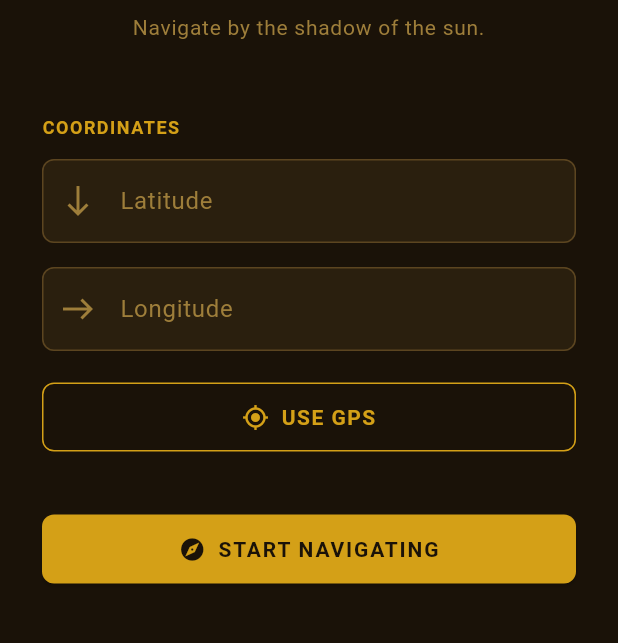
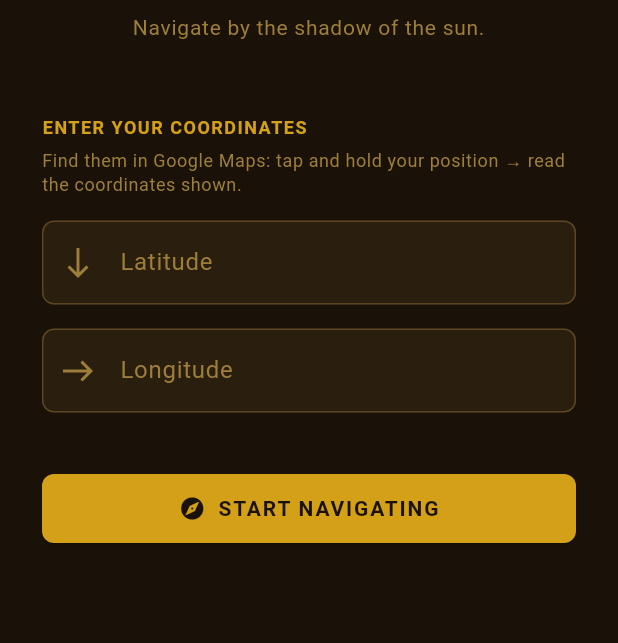
Before and after one commit to symonyshen/bagnold-sun-compass, a Flutter app: the screen it shows after launch, on a phone screen of 412 x 824 dp, the part 291-934 px from its top. Run offline on Flutter 3.47's test engine with Material 3 defaults, Android fonts, the phone set to English and light mode, and no system bars.

Commit message:
Remove GPS — manual coords only
GPS is counter to the Bagnold compass concept: if your phone works well
enough for GPS, you would use Google Maps instead. Removed geolocator and
permission_handler packages, deleted location_service.dart, stripped the
GPS button from LocationScreen, and removed location permissions from iOS
and Android manifests. No CocoaPods dependency needed anymore.

Co-Authored-By: Claude Sonnet 4.6 <noreply@anthropic.com>

```diff
--- a/lib/screens/location_screen.dart
+++ b/lib/screens/location_screen.dart
@@ -2,7 +2,6 @@ import 'package:flutter/material.dart';
 import 'package:flutter/services.dart';
 
 import '../models/app_state.dart';
-import '../services/location_service.dart';
 import 'compass_screen.dart';
 
 class LocationScreen extends StatefulWidget {
@@ -16,59 +15,12 @@ class _LocationScreenState extends State<LocationScreen> {
   final _formKey = GlobalKey<FormState>();
   final _latController = TextEditingController();
   final _lngController = TextEditingController();
-  final _locationService = const LocationService();
-
-  bool _isFetchingGps = false;
-  String? _gpsError;
-
-  // -------------------------------------------------------------------------
-  // Lifecycle
-  // -------------------------------------------------------------------------
 
   @override
   void dispose() {
     _latController.dispose();
     _lngController.dispose();
     super.dispose();
-  }
-
-  // -------------------------------------------------------------------------
-  // Actions
-  // -------------------------------------------------------------------------
-
-  Future<void> _fetchGpsLocation() async {
-    setState(() {
-      _isFetchingGps = true;
-      _gpsError = null;
-    });
-
-    try {
-      final result = await _locationService.getCurrentLocation();
-      if (result == null) {
-        setState(() {
-          _gpsError = 'Location permission denied. Enter coordinates manually.';
-        });
-        return;
-      }
-      final (lat, lng) = result;
-      setState(() {
-        _latController.text = lat.toStringAsFixed(6);
-        _lngController.text = lng.toStringAsFixed(6);
-        _gpsError = null;
-      });
-    } on LocationServiceException catch (e) {
-      setState(() {
-        _gpsError = e.message;
-      });
-    } catch (e) {
-      setState(() {
-        _gpsError = 'Unexpected error: $e';
-      });
-    } finally {
-      setState(() {
-        _isFetchingGps = false;
-      });
-    }
   }
 
   void _startNavigating() {
@@ -86,10 +38,6 @@ class _LocationScreenState extends State<LocationScreen> {
     );
   }
 
-  // -------------------------------------------------------------------------
-  // Validators
-  // -------------------------------------------------------------------------
-
   String? _validateLatitude(String? value) {
     if (value == null || value.trim().isEmpty) return 'Latitude is required.';
     final v = double.tryParse(value.trim());
@@ -106,10 +54,6 @@ class _LocationScreenState extends State<LocationScreen> {
     return null;
   }
 
-  // -------------------------------------------------------------------------
-  // Build
-  // -------------------------------------------------------------------------
-
   @override
   Widget build(BuildContext context) {
     final theme = Theme.of(context);
@@ -123,7 +67,6 @@ class _LocationScreenState extends State<LocationScreen> {
             child: Column(
               crossAxisAlignment: CrossAxisAlignment.stretch,
               children: [
-                // ── Header ──────────────────────────────────────────────────
                 const SizedBox(height: 16),
                 Icon(
                   Icons.wb_sunny_outlined,
@@ -148,12 +91,18 @@ class _LocationScreenState extends State<LocationScreen> {
 
                 const SizedBox(height: 48),
 
-                // ── Coordinate fields ────────────────────────────────────────
                 Text(
-                  'COORDINATES',
+                  'ENTER YOUR COORDINATES',
                   style: theme.textTheme.titleMedium?.copyWith(fontSize: 12),
                 ),
-                const SizedBox(height: 12),
+                const SizedBox(height: 4),
+                Text(
+                  'Find them in Google Maps: tap and hold your position → read the coordinates shown.',
+                  style: theme.textTheme.bodySmall?.copyWith(
+                    color: const Color(0xFF9E7E3A),
+                  ),
+                ),
+                const SizedBox(height: 16),
 
                 TextFormField(
                   controller: _latController,
@@ -200,41 +149,8 @@ class _LocationScreenState extends State<LocationScreen> {
                   onFieldSubmitted: (_) => _startNavigating(),
                 ),
 
-                const SizedBox(height: 20),
-
-                // ── GPS button ───────────────────────────────────────────────
-                OutlinedButton.icon(
-                  onPressed: _isFetchingGps ? null : _fetchGpsLocation,
-                  icon: _isFetchingGps
-                      ? const SizedBox(
-                          width: 16,
-                          height: 16,
-                          child: CircularProgressIndicator(
-                            strokeWidth: 2,
-                            color: Color(0xFFD4A017),
-                          ),
-                        )
-                      : const Icon(Icons.gps_fixed),
-                  label: Text(
-                    _isFetchingGps ? 'Locating…' : 'USE GPS',
-                  ),
-                ),
-
-                if (_gpsError != null) ...[
-                  const SizedBox(height: 8),
-                  Text(
-                    _gpsError!,
-                    style: TextStyle(
-                      color: theme.colorScheme.error,
-                      fontSize: 12,
-                    ),
-                    textAlign: TextAlign.center,
-                  ),
-                ],
-
                 const SizedBox(height: 40),
 
-                // ── Start button ─────────────────────────────────────────────
                 ElevatedButton.icon(
                   onPressed: _startNavigating,
                   icon: const Icon(Icons.explore),
--- a/pubspec.yaml
+++ b/pubspec.yaml
@@ -9,8 +9,6 @@ environment:
 dependencies:
   flutter:
     sdk: flutter
-  geolocator: ^11.0.0
-  permission_handler: ^11.0.0
 
 dev_dependencies:
   flutter_test:
```
Also changed, not shown: lib/services/location_service.dart (deleted, +0 -69 lines), pubspec.lock (added), 8 other files.
